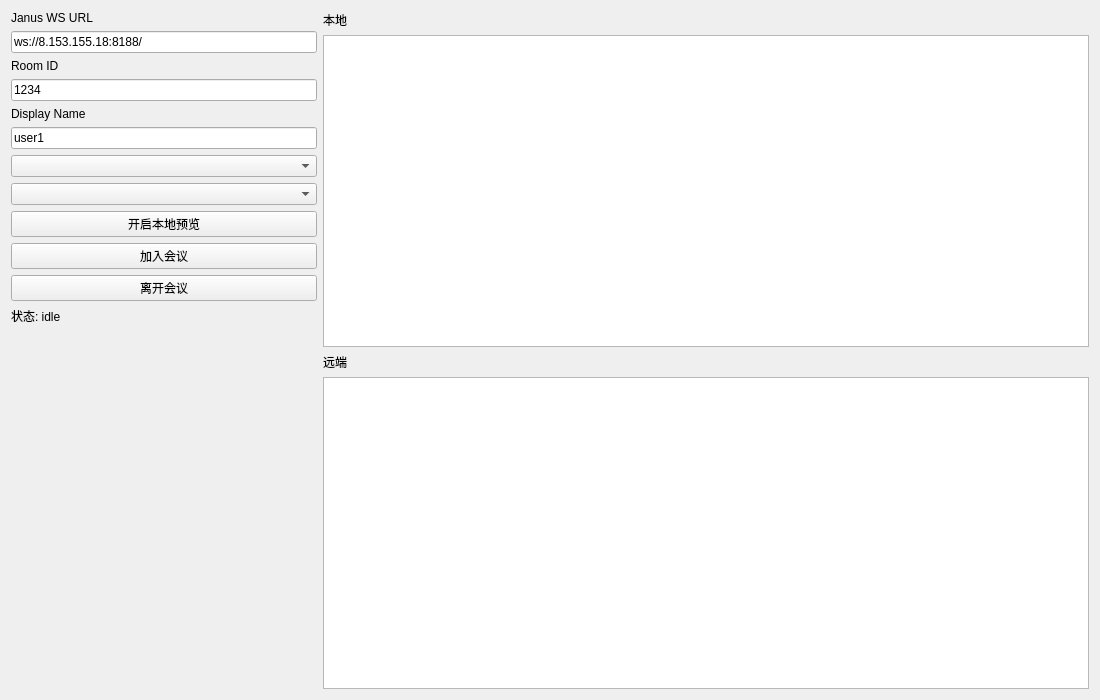
Before: the Qt Designer form demo/widget.ui in wang-y-cell/xrtc, drawn with Qt 5.
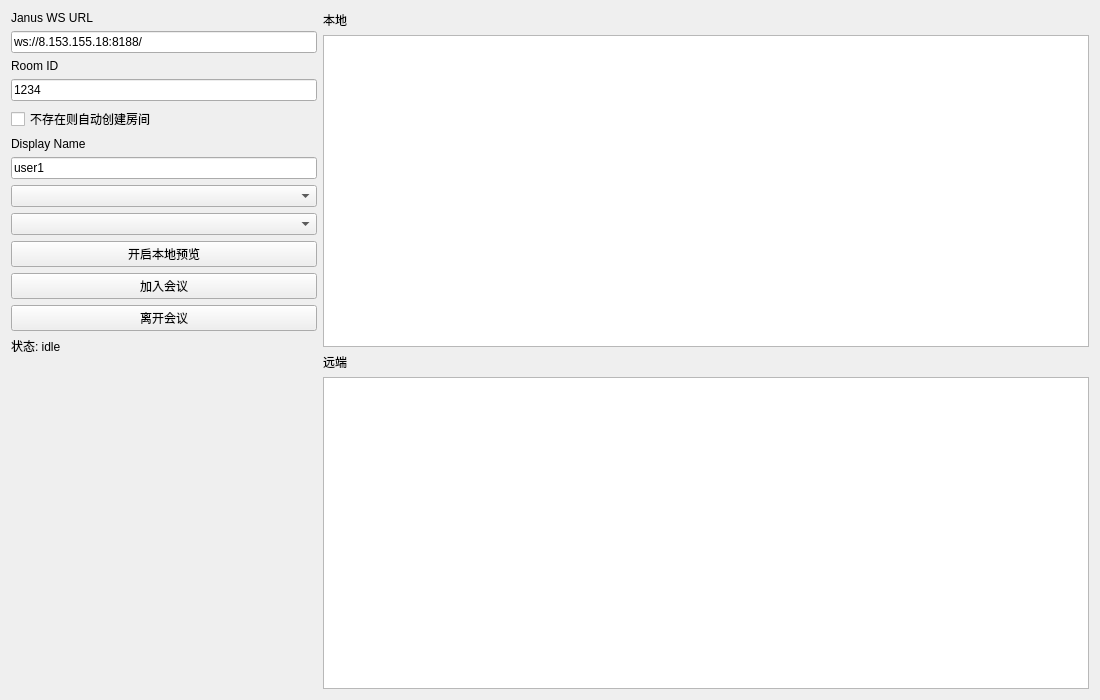
After: the same form once the commit is applied.

Commit message: 添加创建房间功能

Diff of the .ui file:
```diff
--- a/demo/widget.ui
+++ b/demo/widget.ui
@@ -44,6 +44,16 @@
        </property>
       </widget>
      </item>
+     <item>
+      <widget class="QCheckBox" name="create_room_if_missing">
+       <property name="text">
+        <string>不存在则自动创建房间</string>
+       </property>
+       <property name="checked">
+        <bool>false</bool>
+       </property>
+      </widget>
+     </item>
      <item>
       <widget class="QLabel" name="label_display">
        <property name="text">
```
The commit also changes 4 other files.
